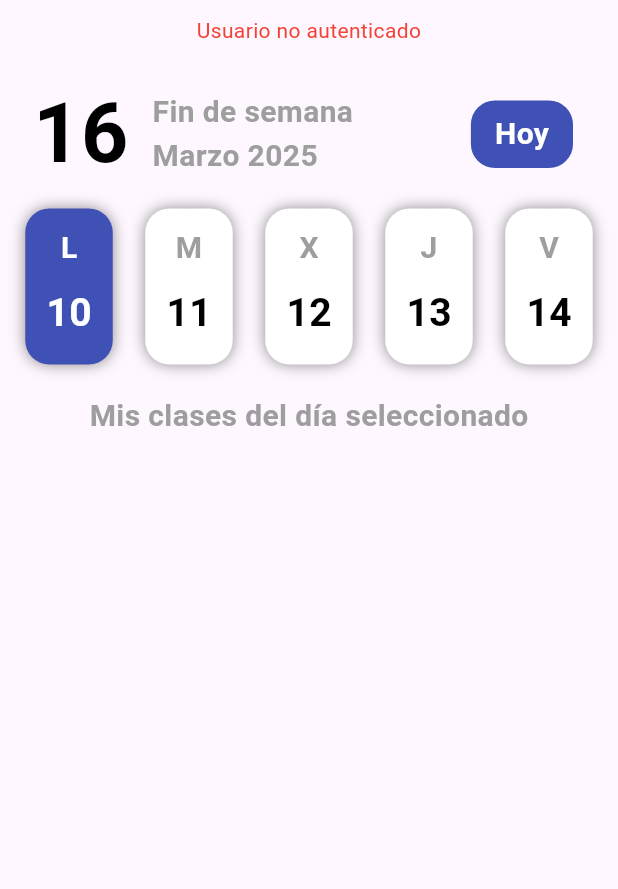
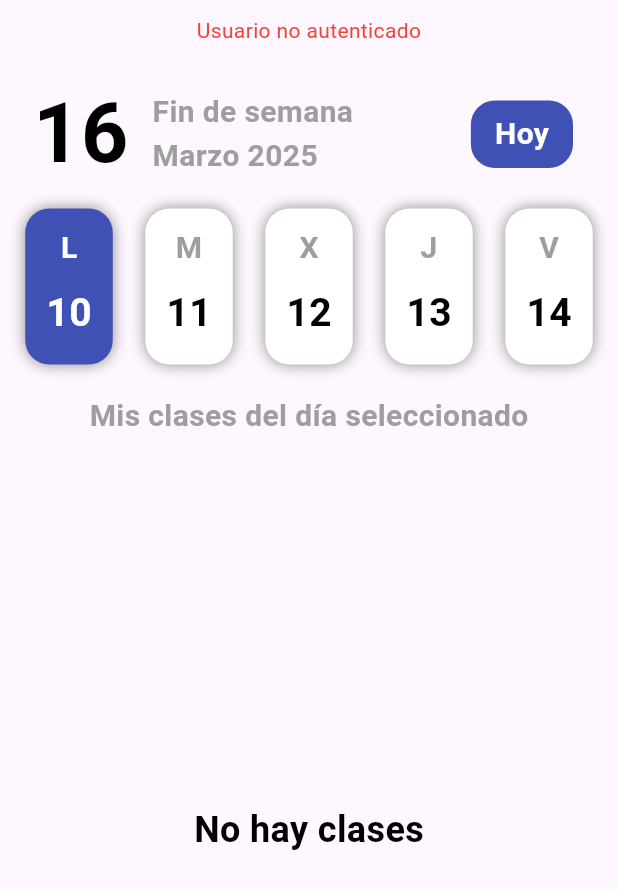
Before and after one commit to carloscl2001/ESIPlanner-UCA, a Flutter app: the HomeScreen screen opened directly, on a phone screen of 412 x 824 dp. Shown: the top 889 px of the screen. Run offline on Flutter 3.47's test engine with Material 3 defaults, Android fonts, the phone set to English and light mode, and no system bars; our stand-ins replace shared_preferences; accounts and stored records are empty.

Commit message:
Update home_screen.dart

```diff
--- a/esiplanner/lib/screens/home_screen.dart
+++ b/esiplanner/lib/screens/home_screen.dart
@@ -420,6 +420,22 @@ class _HomeScreenState extends State<HomeScreen> {
   }
 
   Widget _buildEventList(List<Map<String, dynamic>> events) {
+    if (events.isEmpty) {
+      // Si no hay eventos, devolver un Text en grande
+      return Center(
+        child: Text(
+          'No hay clases',
+          style: TextStyle(
+            fontSize: 24, // Tamaño grande
+            fontWeight: FontWeight.bold, // Negrita
+            color: Provider.of<ThemeProvider>(context).themeMode == ThemeMode.dark
+                ? Colors.white // Color para modo oscuro
+                : Colors.black, // Color para modo claro
+          ),
+        ),
+      );
+    }
+
     final groupedByDate = <String, List<Map<String, dynamic>>>{};
     for (var eventData in events) {
       final eventDate = eventData['event']['date'];
@@ -460,7 +476,7 @@ class _HomeScreenState extends State<HomeScreen> {
         }
 
         return Padding(
-          padding: const EdgeInsets.symmetric(horizontal: 16), // Padding horizontal de 16
+          padding: const EdgeInsets.symmetric(horizontal: 16),
           child: Column(
             crossAxisAlignment: CrossAxisAlignment.start,
             children: events.asMap().entries.map((entry) {
```
